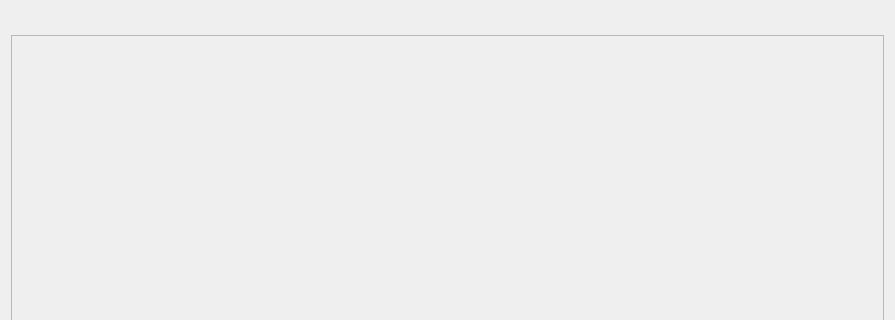
This is src/weekview.ui in UgVo/home-management-client as Qt 5 draws it before an edit; both pictures show x 0 to 895 and y 0 to 320 of the 895 by 709 pixel window. The edited form follows.
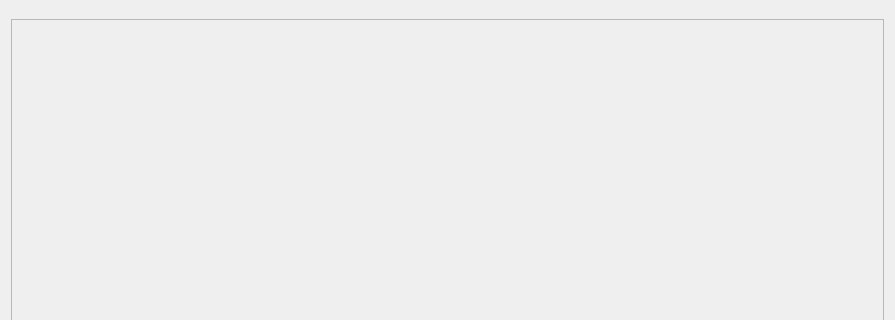
This is the edited form.

```diff
--- a/src/weekview.ui
+++ b/src/weekview.ui
@@ -16,16 +16,31 @@
   <layout class="QVBoxLayout" name="verticalLayout">
    <item>
     <widget class="QWidget" name="headers" native="true">
+     <property name="sizePolicy">
+      <sizepolicy hsizetype="Preferred" vsizetype="Maximum">
+       <horstretch>0</horstretch>
+       <verstretch>0</verstretch>
+      </sizepolicy>
+     </property>
      <layout class="QGridLayout" name="gridLayout">
       <property name="leftMargin">
        <number>0</number>
       </property>
+      <property name="topMargin">
+       <number>0</number>
+      </property>
       <property name="rightMargin">
        <number>0</number>
       </property>
-      <property name="spacing">
+      <property name="bottomMargin">
+       <number>2</number>
+      </property>
+      <property name="horizontalSpacing">
        <number>0</number>
       </property>
+      <property name="verticalSpacing">
+       <number>6</number>
+      </property>
      </layout>
     </widget>
    </item>
@@ -46,7 +61,7 @@
         <x>0</x>
         <y>0</y>
         <width>875</width>
-        <height>665</height>
+        <height>681</height>
        </rect>
       </property>
       <layout class="QHBoxLayout" name="horizontalLayout">
```
